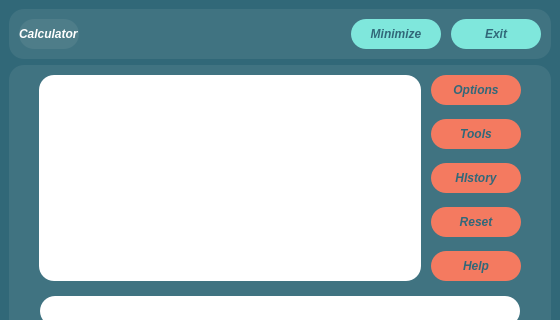
This is Phase3/mainwindow.ui in UniversityOfIsfahan-DS-00/calculator as Qt 5 draws it before an edit; both pictures show x 0 to 560 and y 0 to 320 of the 560 by 550 pixel window. The edited form follows.
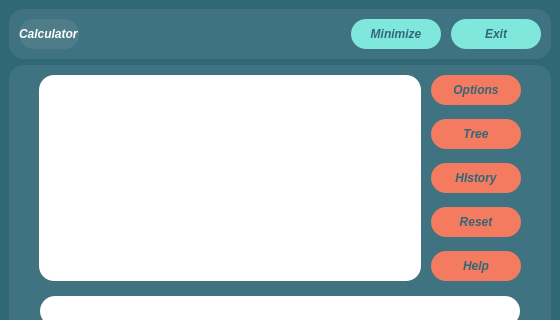
This is the edited form.

```diff
--- a/Phase3/mainwindow.ui
+++ b/Phase3/mainwindow.ui
@@ -353,7 +353,7 @@
 }</string>
              </property>
              <property name="text">
-              <string>Tools</string>
+              <string>Tree</string>
              </property>
             </widget>
            </item>
```
Left out of the diff: 2 changed lines with no effect on the pictures.
